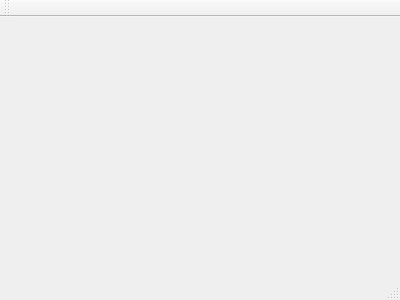
This is wavewindow.ui in krayushkin/wave as Qt 5 draws it before an edit. The edited form follows.
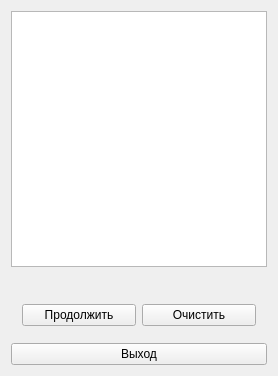
This is the edited form.

Commit message: объявил интерфейс mainform

```diff
--- a/wavewindow.ui
+++ b/wavewindow.ui
@@ -1,24 +1,93 @@
 <ui version="4.0">
  <class>WaveWindow</class>
- <widget class="QMainWindow" name="WaveWindow" >
-  <property name="geometry" >
+ <widget class="QMainWindow" name="WaveWindow">
+  <property name="geometry">
    <rect>
     <x>0</x>
     <y>0</y>
-    <width>400</width>
-    <height>300</height>
+    <width>274</width>
+    <height>369</height>
    </rect>
   </property>
   <property name="windowTitle" >
    <string>WaveWindow</string>
   </property>
-  <widget class="QMenuBar" name="menuBar" />
-  <widget class="QToolBar" name="mainToolBar" />
-  <widget class="QWidget" name="centralWidget" />
-  <widget class="QStatusBar" name="statusBar" />
+  <widget class="QWidget" name="centralWidget">
+   <layout class="QVBoxLayout" name="verticalLayout">
+    <item>
+     <widget class="QGraphicsView" name="board">
+      <property name="sizePolicy">
+       <sizepolicy hsizetype="Fixed" vsizetype="Fixed">
+        <horstretch>0</horstretch>
+        <verstretch>0</verstretch>
+       </sizepolicy>
+      </property>
+      <property name="minimumSize">
+       <size>
+        <width>256</width>
+        <height>256</height>
+       </size>
+      </property>
+     </widget>
+    </item>
+    <item>
+     <widget class="QLabel" name="hint_label">
+      <property name="text">
+       <string/>
+      </property>
+     </widget>
+    </item>
+    <item>
+     <widget class="QStackedWidget" name="stackedWidget">
+      <property name="currentIndex">
+       <number>1</number>
+      </property>
+      <widget class="QWidget" name="page">
+       <layout class="QHBoxLayout" name="horizontalLayout">
+        <item>
+         <widget class="QPushButton" name="end_entering_button">
+          <property name="layoutDirection">
+           <enum>Qt::LeftToRight</enum>
+          </property>
+          <property name="text">
+           <string>PushButton</string>
+          </property>
+         </widget>
+        </item>
+       </layout>
+      </widget>
+      <widget class="QWidget" name="page_2">
+       <layout class="QHBoxLayout" name="horizontalLayout_2">
+        <item>
+         <widget class="QPushButton" name="clear_button">
+          <property name="text">
+           <string>Продолжить</string>
+          </property>
+         </widget>
+        </item>
+        <item>
+         <widget class="QPushButton" name="cont_button">
+          <property name="text">
+           <string>Очистить</string>
+          </property>
+         </widget>
+        </item>
+       </layout>
+      </widget>
+      <widget class="QWidget" name="page_3"/>
+     </widget>
+    </item>
+    <item>
+     <widget class="QPushButton" name="exitButton">
+      <property name="text">
+       <string>Выход</string>
+      </property>
+     </widget>
+    </item>
+   </layout>
+  </widget>
  </widget>
- <layoutDefault spacing="6" margin="11" />
- <pixmapfunction></pixmapfunction>
+ <layoutdefault spacing="6" margin="11"/>
  <resources/>
  <connections/>
 </ui>
```
Left out of the diff: 3 changed lines with no effect on the pictures. The commit also changes 2 other files.
